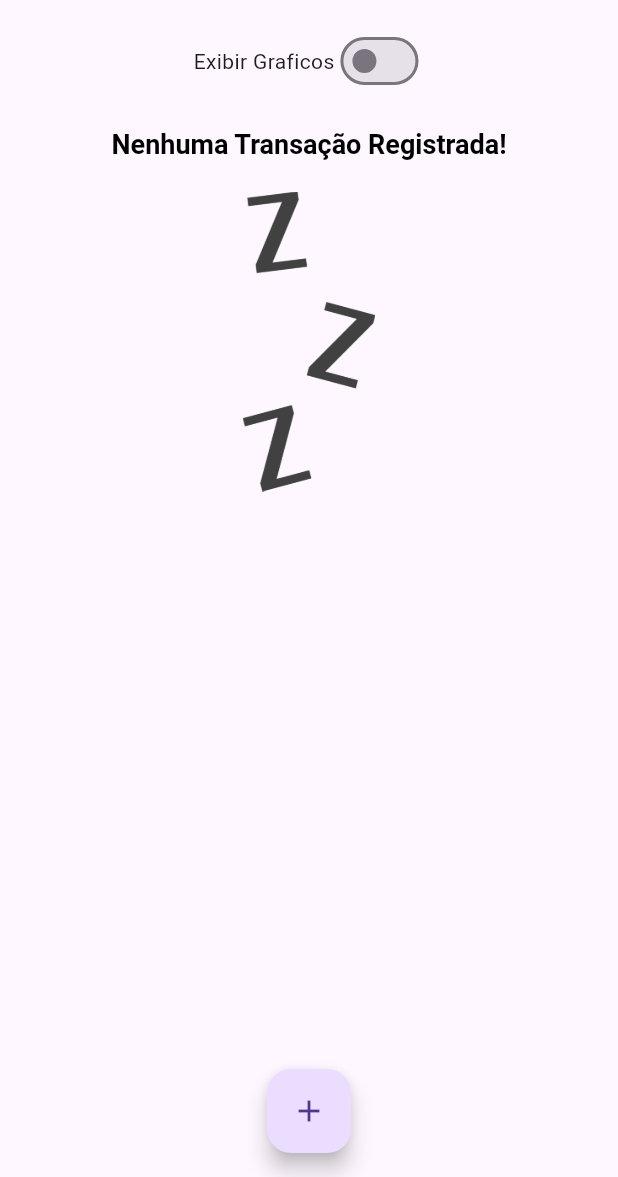
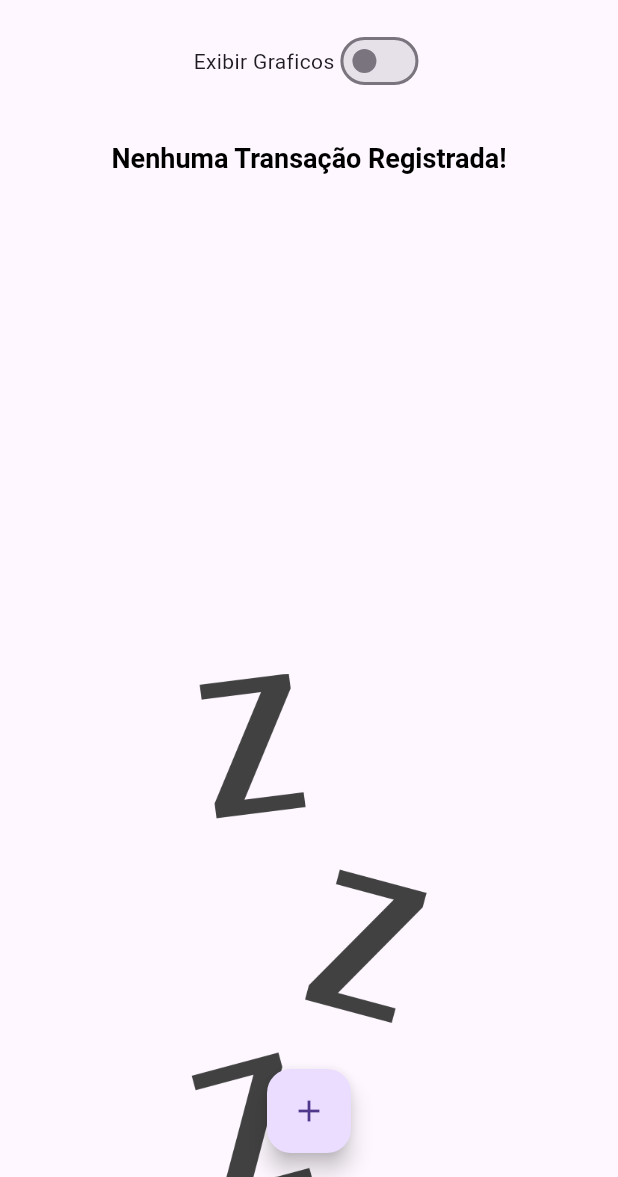
Before and after one commit to PedroHSiqueira/Flutter_Expenses, a Flutter app: the screen it shows after launch, on a phone screen of 412 x 824 dp, the part 59-1236 px from its top. Run offline on Flutter 3.47's test engine with Material 3 defaults, Android fonts, the phone set to English and light mode, and no system bars; Roboto replaces fonts that are missing (OpenSans).

Commit message:
🔧 Fix: Use contraints to change the height on Transaction List

```diff
--- a/lib/components/transaction_list.dart
+++ b/lib/components/transaction_list.dart
@@ -11,22 +11,27 @@ class TransactionList extends StatelessWidget {
   @override
   Widget build(BuildContext context) {
     return transactions.isEmpty
-        ? Column(
+        ? LayoutBuilder(
+            builder: (ctx, constraints) {
+              return Column(
                 children: [
-              const SizedBox(height: 20),
-              Text(
-                "Nenhuma Transação Registrada!",
-                style: Theme.of(context).textTheme.titleLarge,
+                  SizedBox(height: constraints.maxHeight * 0.05),
+                  SizedBox(
+                    height: constraints.maxHeight * 0.3,
+                    child: Text("Nenhuma Transação Registrada!",
+                        style: Theme.of(context).textTheme.titleLarge),
                   ),
-              const SizedBox(height: 20),
+                  SizedBox(height: constraints.maxHeight * 0.3),
                   SizedBox(
-                height: 200,
+                    height: constraints.maxHeight * 0.6,
                     child: Image.asset(
                       "assets/images/waiting.png",
                       fit: BoxFit.cover,
                     ),
                   )
                 ],
+              );
+            },
           )
         : ListView.builder(
             itemCount: transactions.length,
@@ -34,19 +39,18 @@ class TransactionList extends StatelessWidget {
               final tr = transactions[index];
               return Card(
                 elevation: 5,
-                margin:
-                    const EdgeInsets.symmetric(vertical: 8, horizontal: 5),
+                margin: const EdgeInsets.symmetric(vertical: 8, horizontal: 5),
                 child: ListTile(
                   leading: CircleAvatar(
                     radius: 30,
                     child: Padding(
                       padding: const EdgeInsets.all(6),
-                      child: FittedBox(child: Text("R\$${tr.value}")),
+                      child: FittedBox(child: Text("R\$${tr.value}"))
                     ),
                   ),
                   title: Text(
                     tr.title,
-                    style: Theme.of(context).textTheme.titleSmall,
+                    style: Theme.of(context).textTheme.titleSmall
                   ),
                   subtitle: Text(DateFormat("d MMM y").format(tr.date)),
                   trailing: IconButton(
```
Lines whose indentation alone changed are shown as unchanged.
